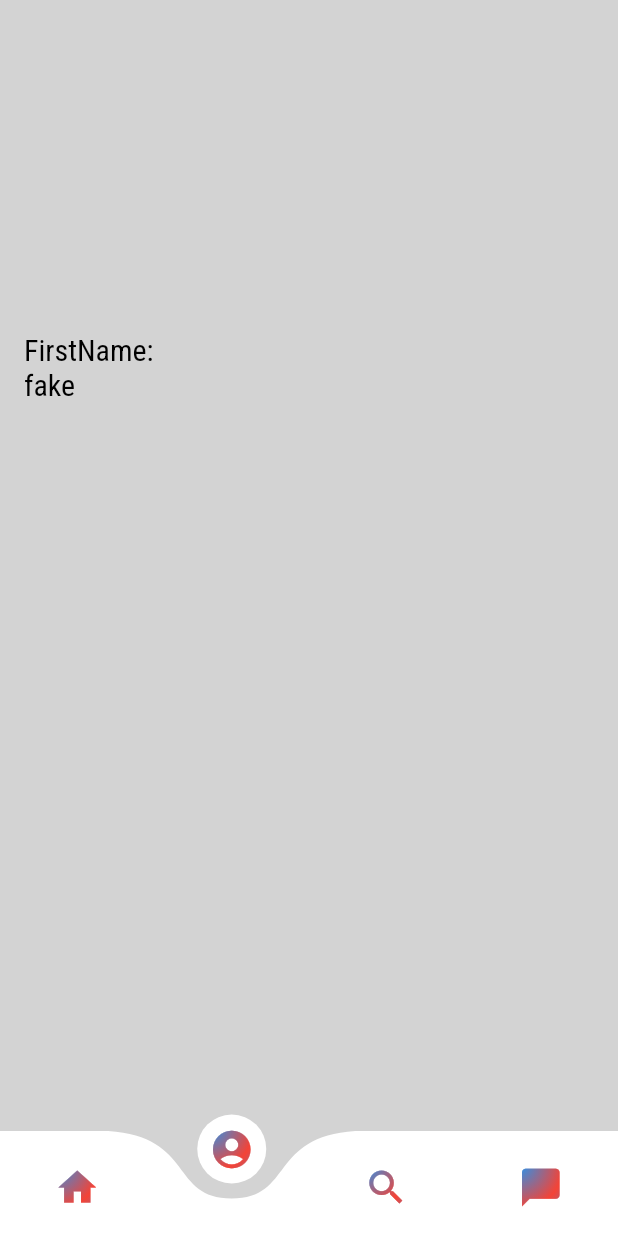
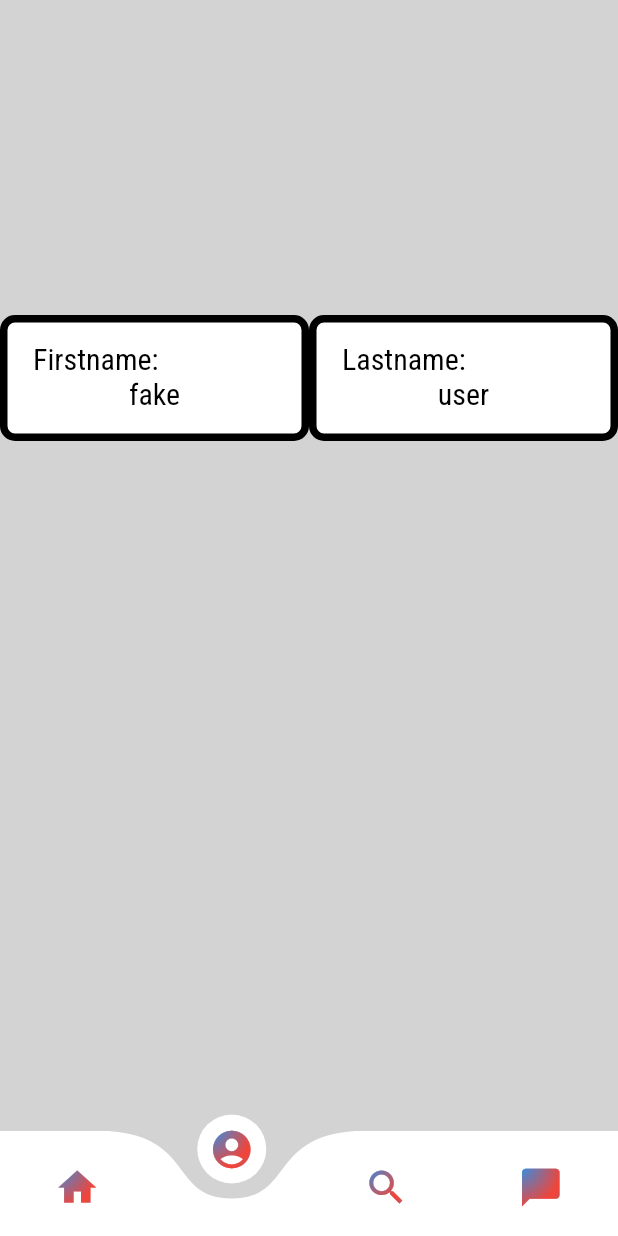
Before and after one commit to MaelTeyssedre/SmartHears, a Flutter app: the screen it shows after launch, item 2 of the bottom bar chosen, on a phone screen of 412 x 824 dp. Run offline on Flutter 3.47's test engine with Material 2 defaults, Android fonts, the phone set to English and light mode, and no system bars; drawn by our look-alikes of curved_navigation_bar; our stand-ins replace bloc, cached_network_image, firebase_core, flutter_bloc, flutter_html, get and 4 more; accounts and stored records are empty; network calls fail.

Commit message:
cleaner display of firstname and add last name

```diff
--- a/smarthears_app/lib/modules/user/user_page.dart
+++ b/smarthears_app/lib/modules/user/user_page.dart
@@ -37,15 +37,39 @@ class _UserPageState extends State<UserPage> {
         ),
         Row(children: [
           Container(
-            height: 50,
             width: MediaQuery.of(context).size.width / 2,
+            padding: const EdgeInsets.all(1.0),
+            decoration: BoxDecoration(
+              color: Colors.white,
+              border: Border.all(width: 5),
+              borderRadius: const BorderRadius.all(Radius.circular(10)),
+            ),
             child: ListTile(
-              title: const Text("FirstName: ",
+              title: const Text("Firstname: ",
                   style: TextStyle(fontSize: 20.0, color: Colors.black)),
-              subtitle: Text(widget.user.firstname as String,
+              subtitle: Center(
+                  child: Text(widget.user.firstname as String,
+                      style: const TextStyle(
+                          fontSize: 20.0, color: Colors.black))),
+            ),
+          ),
+          Container(
+            width: MediaQuery.of(context).size.width / 2,
+            padding: const EdgeInsets.all(1.0),
+            decoration: BoxDecoration(
+              color: Colors.white,
+              border: Border.all(width: 5),
+              borderRadius: const BorderRadius.all(Radius.circular(10)),
+            ),
+            child: ListTile(
+              title: const Text("Lastname: ",
                   style: TextStyle(fontSize: 20.0, color: Colors.black)),
+              subtitle: Center(
+                  child: Text(widget.user.lastname as String,
+                      style: const TextStyle(
+                          fontSize: 20.0, color: Colors.black))),
             ),
-          )
+          ),
         ])
       ]));
   @override
```
